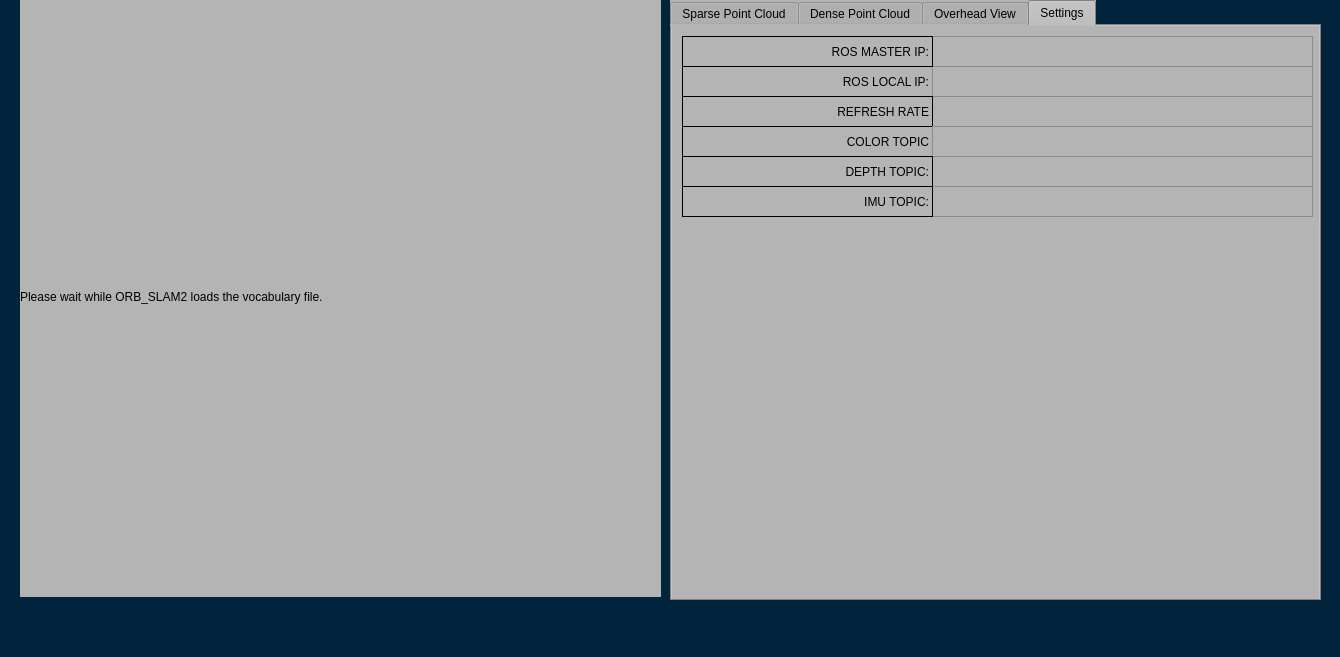
The window that mainWindow.ui (JordanShimel/FirefighterIndoorNavigation) describes before a commit, drawn with Qt 5.
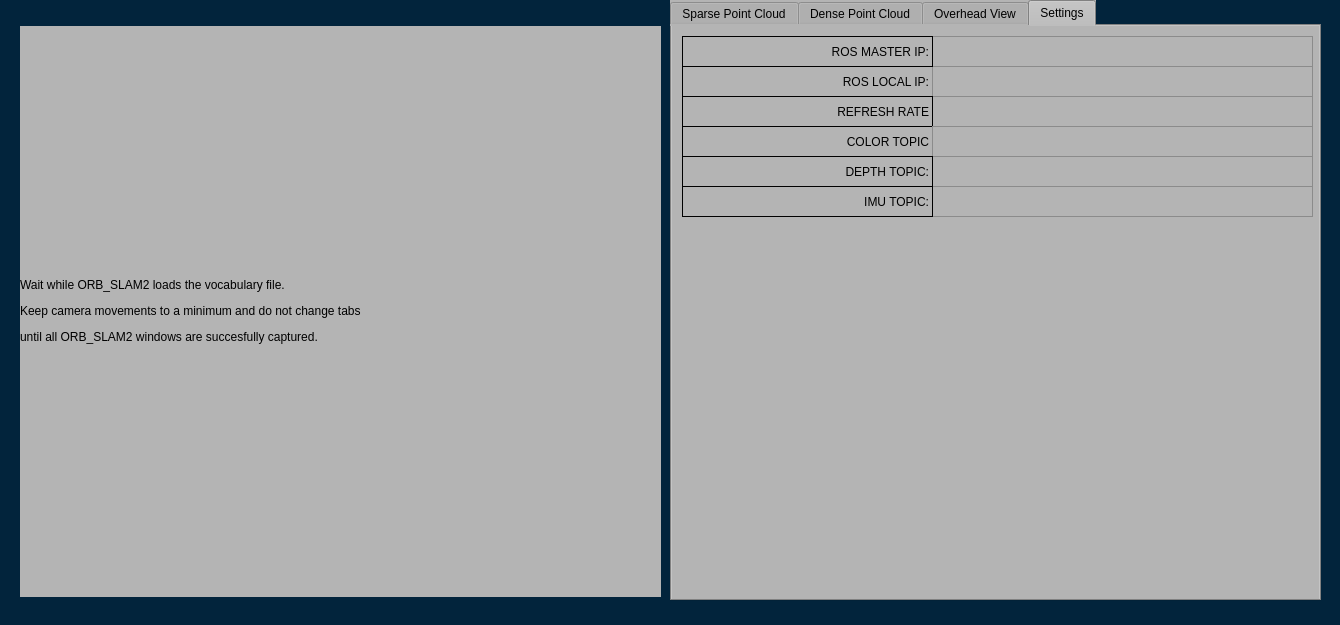
The same window after the commit.

Diff of the .ui file:
```diff
--- a/mainWindow.ui
+++ b/mainWindow.ui
@@ -7,7 +7,7 @@
     <x>0</x>
     <y>0</y>
     <width>1340</width>
-    <height>657</height>
+    <height>625</height>
    </rect>
   </property>
   <property name="windowTitle">
@@ -21,9 +21,9 @@
     <property name="geometry">
      <rect>
       <x>20</x>
-      <y>0</y>
+      <y>30</y>
       <width>641</width>
-      <height>601</height>
+      <height>571</height>
      </rect>
     </property>
     <layout class="QVBoxLayout" name="boxLayoutVideoStream"/>
@@ -395,16 +395,16 @@
     <property name="geometry">
      <rect>
       <x>20</x>
-      <y>-4</y>
+      <y>26</y>
       <width>641</width>
-      <height>601</height>
+      <height>571</height>
      </rect>
     </property>
     <property name="styleSheet">
      <string notr="true">background-color: rgb(180, 180, 180)</string>
     </property>
     <property name="text">
-     <string>Please wait while ORB_SLAM2 loads the vocabulary file.</string>
+     <string>&lt;html&gt;&lt;head/&gt;&lt;body&gt;&lt;p&gt;Wait while ORB_SLAM2 loads the vocabulary file.&lt;/p&gt;&lt;p&gt;Keep camera movements to a minimum and do not change tabs&lt;/p&gt;&lt;p&gt;until all ORB_SLAM2 windows are succesfully captured.&lt;/p&gt;&lt;/body&gt;&lt;/html&gt;</string>
     </property>
    </widget>
   </widget>
```
